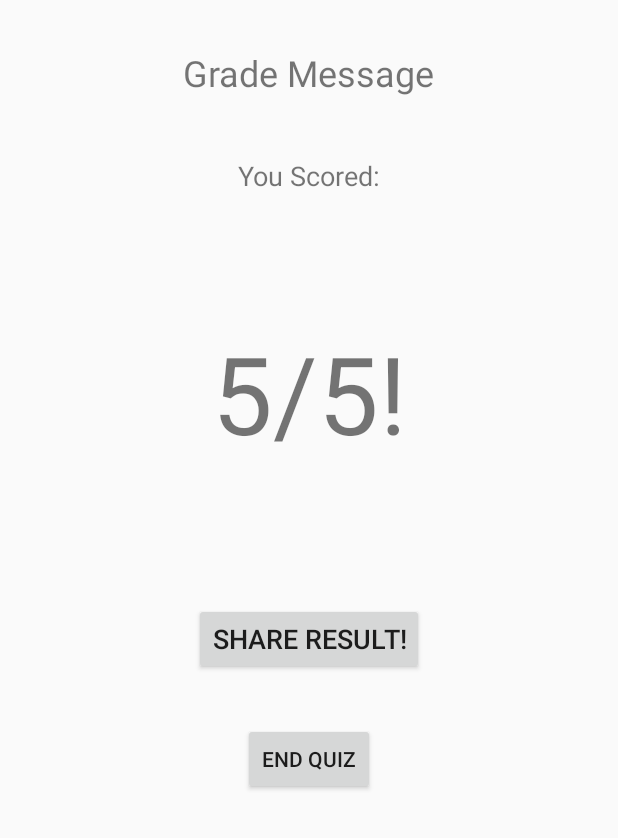
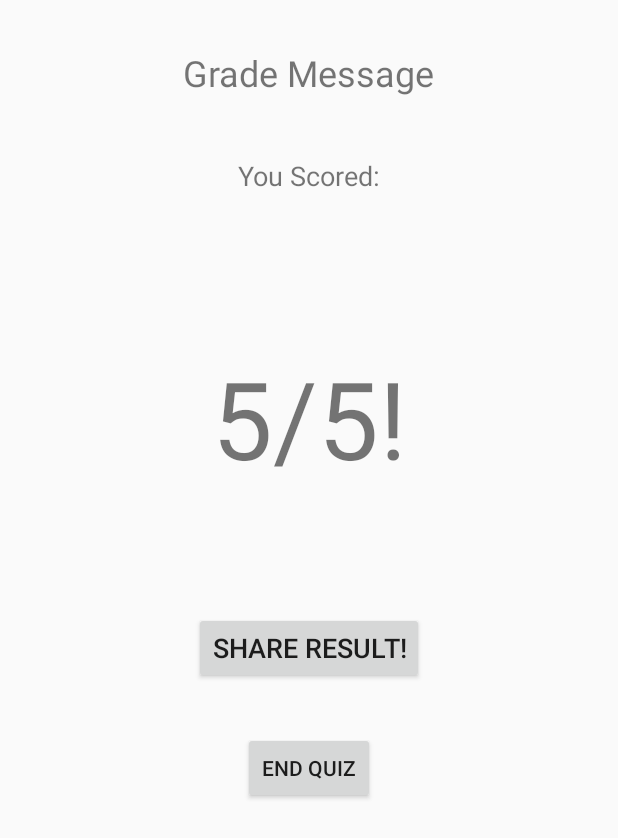
Before and after one commit to conewaffle/AssignmentApplication, an Android app: the layout activity_quiz_result.xml on its own in the app's theme, with its tools: preview values and no code run, on a phone screen of 412 x 824 dp. Shown: the top 838 px of the screen. Run offline under Robolectric (Android 15) with nearby library versions, the phone set to English and light mode, and no system bars.

Commit message:
added share functinoality, still need to make HS by category

```diff
--- a/app/src/main/java/com/example/assignmentapplication/QuizResultActivity.java
+++ b/app/src/main/java/com/example/assignmentapplication/QuizResultActivity.java
@@ -27,6 +27,8 @@ public class QuizResultActivity extends AppCompatActivity {
     protected void onCreate(Bundle savedInstanceState) {
         super.onCreate(savedInstanceState);
         setContentView(R.layout.activity_quiz_result);
+
+        setTitle("Quiz Results");
 
         textScore = findViewById(R.id.textScore);
         buttonEndQuiz = findViewById(R.id.btnEndQuiz);
--- a/app/src/main/res/layout/activity_quiz_result.xml
+++ b/app/src/main/res/layout/activity_quiz_result.xml
@@ -42,14 +42,14 @@
         app:layout_constraintEnd_toEndOf="parent"
         app:layout_constraintStart_toStartOf="parent"
         app:layout_constraintTop_toBottomOf="@+id/textYouScored"
-        app:layout_constraintVertical_bias="0.07999998" />
+        app:layout_constraintVertical_bias="0.110000014" />
 
     <Button
         android:id="@+id/btnShare"
         android:layout_width="wrap_content"
         android:layout_height="wrap_content"
         android:layout_marginStart="32dp"
-        android:layout_marginTop="32dp"
+        android:layout_marginTop="40dp"
         android:layout_marginEnd="32dp"
         android:layout_marginBottom="32dp"
         android:onClick="shareResult"
@@ -59,7 +59,7 @@
         app:layout_constraintEnd_toEndOf="parent"
         app:layout_constraintStart_toStartOf="parent"
         app:layout_constraintTop_toBottomOf="@+id/textScore"
-        app:layout_constraintVertical_bias="0.14999998" />
+        app:layout_constraintVertical_bias="0.110000014" />
 
     <Button
         android:id="@+id/btnEndQuiz"
```
